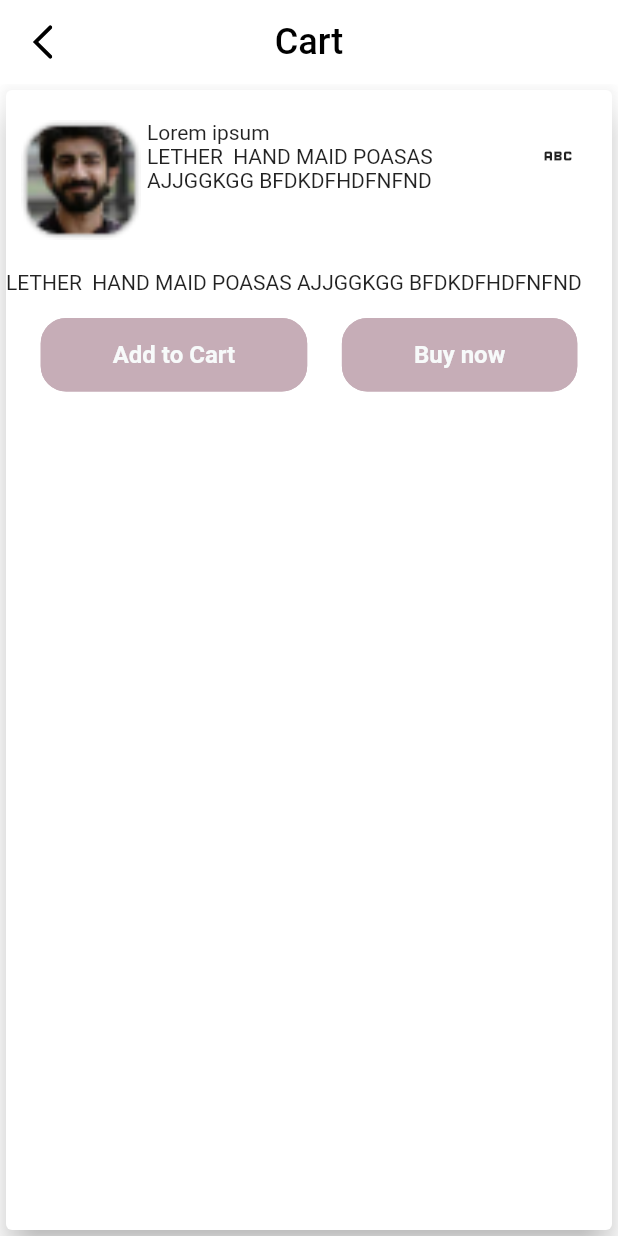
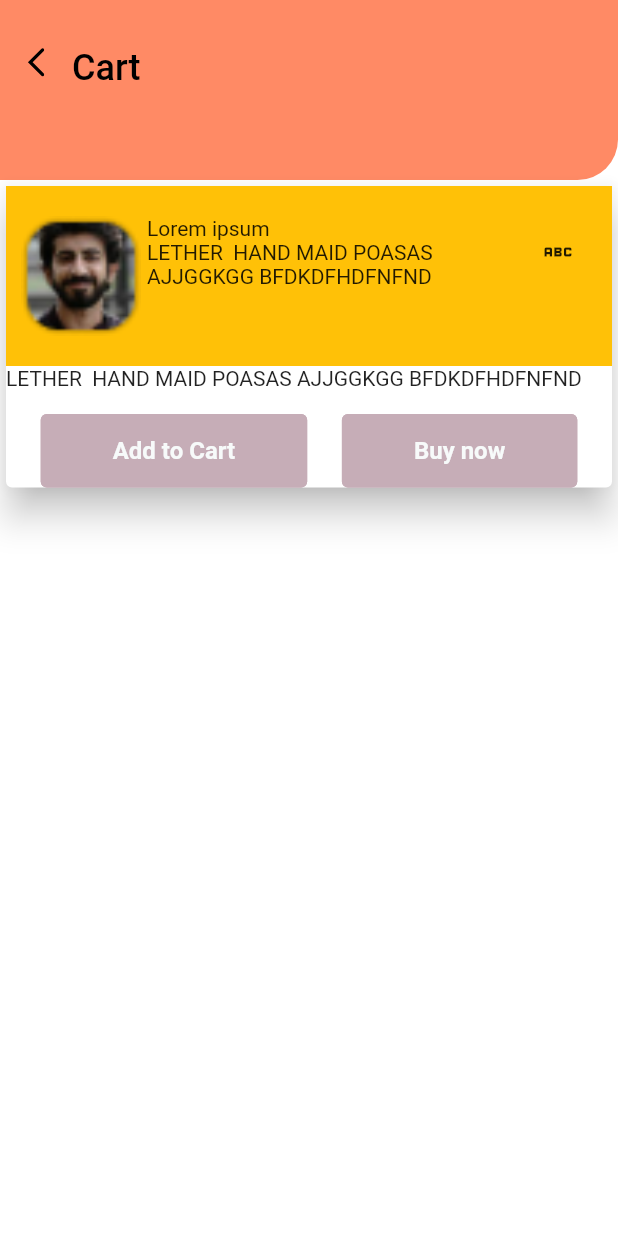
Before and after one commit to uniterested/uninterested, a Flutter app: the CommonContainer screen opened directly, on a phone screen of 412 x 824 dp. Run offline on Flutter 3.47's test engine with Material 2 defaults, Android fonts, the phone set to English and light mode, and no system bars; our stand-ins replace carousel_indicator, carousel_slider, flutter_screenutil, flutter_svg, get, google_fonts and 2 more; missing offline and left inert: adaptive_action_sheet; Roboto replaces fonts that are missing (SFPro).

```diff
--- a/lib/home/commonContainer.dart
+++ b/lib/home/commonContainer.dart
@@ -1,6 +1,8 @@
 import 'package:flutter/material.dart';
 import 'package:uninterested/utilities/AppColor.dart';
+import 'package:uninterested/utilities/AppColorStyle.dart';
 import 'package:uninterested/utilities/app_back_button.dart';
+import 'package:uninterested/utilities/app_bar.dart';
 import 'package:uninterested/utilities/app_leading_app_bar.dart';
 import 'package:uninterested/utilities/app_text_fitted_elevated_button.dart';
 
@@ -11,12 +13,14 @@ class CommonContainer extends StatelessWidget {
   Widget build(BuildContext context) {
     return Scaffold(
         backgroundColor: AppColorPallet.white,
-        appBar: AppLeadingAppBar(
+        body:Column(children:[App_bar(
           leading: AppBackButton(),
-          title: "Cart",
-          background: AppColorPallet.white,
+          title: Text("Cart",style: AppTextStyle.sfpro(
+            fontSize: 24,
+            fontWeight: FontWeight.w500
+          ),),
         ),
-        body: CommonContainer2());
+        const CommonContainer2()]));
   }
 
   // Container buutoncontainer(String tittle) {
@@ -45,6 +49,7 @@ class CommonContainer2 extends StatelessWidget {
         crossAxisAlignment: CrossAxisAlignment.start,
         children: [
           Container(
+            color: Colors.amber,
             padding: EdgeInsets.all(10),
             height: 120,
             width: double.infinity,
--- a/lib/main.dart
+++ b/lib/main.dart
@@ -1,10 +1,13 @@
 import 'package:flutter/material.dart';
+import 'package:uninterested/home/commonContainer.dart';
 import 'package:uninterested/home/dashboard.dart';
+import 'package:uninterested/home/notification.dart';
 import 'package:uninterested/home/product.dart';
 import 'package:uninterested/intro/main_page.dart';
 import 'package:uninterested/login/log_in.dart';
 import 'package:uninterested/login/otp_screen.dart';
 import 'package:uninterested/modules/description/view/description_view.dart';
+import 'package:uninterested/utilities/app_bar.dart';
 
 import 'home/profile_screen.dart';
 
@@ -24,7 +27,8 @@ class MyApp extends StatelessWidget {
         fontFamily: 'SFPro',
         // primarySwatch: Colors.blue,
       ),
-      home: OtpScreen(),
+      home: const CommonContainer(),
+
     );
   }
 }
--- a/lib/utilities/AppColor.dart
+++ b/lib/utilities/AppColor.dart
@@ -54,4 +54,6 @@ class AppColorPallet {
   static const Color txt_fld_border=Color(0xFFEBEBEB);
 //
 static const Color orange3=Color(0xFFFF8A65);
+static const Color grey_=Color(0xFFA5A5A5);
+static const Color listtilegrey=Color(0xFFD9D9D9);
 }
--- a/lib/utilities/app_back_button.dart
+++ b/lib/utilities/app_back_button.dart
@@ -13,7 +13,7 @@ class AppBackButton extends StatelessWidget {
           AppLeadingIcons.back,
           color: AppColorPallet.black,
           height: 23,
-          width: 23,
+          width: 11.5,
         ),
         onTap: () => Navigator.pop(context),
       ),
--- /dev/null
+++ b/lib/utilities/app_bar.dart
@@ -0,0 +1,56 @@
+import 'package:flutter/material.dart';
+import 'package:uninterested/utilities/AppColor.dart';
+
+
+ class App_bar extends StatelessWidget {
+  final Widget? leading;
+  final Widget? title;
+  const App_bar({super.key,  this.leading,this.title,});
+
+  @override
+  Widget build(BuildContext context) {
+    return Container(
+        height:  120,
+        decoration: const BoxDecoration(
+          borderRadius: BorderRadius.only(bottomRight: Radius.circular(27)),
+       color: AppColorPallet.orange3 ),
+
+        child:SafeArea(
+          child: Row(children: [
+          Padding(
+            padding: const EdgeInsets.only(left: 18,bottom: 37),
+            child: leading,
+          ),
+          Padding(
+            padding: const EdgeInsets.only(left: 18.5,bottom:30 ),
+            child: title
+          )
+          ]),
+        ) ,
+      );
+
+
+  }
+}
+
+
+//  return Scaffold(
+//       body: Container(
+//         height:  120,
+//         decoration: const BoxDecoration(
+//           borderRadius: BorderRadius.only(bottomRight: Radius.circular(27)),
+//        color: AppColorPallet.orange3 ),
+
+//         child:Row(children: [
+//         Padding(
+//           padding: const EdgeInsets.only(left: 18,top: 31),
+//           child: AppBackButton()
+//         ),
+//         Padding(
+//           padding: const EdgeInsets.only(left: 18.5,top:30 ),
+//           child: Text("Notification",style:
+//           AppTextStyle.sfpro(fontSize: 24,fontWeight: FontWeight.w500),),
+//         )
+//         ]) ,
+//       ),
+//     );
--- a/lib/utilities/app_text_fitted_elevated_button.dart
+++ b/lib/utilities/app_text_fitted_elevated_button.dart
@@ -10,6 +10,7 @@ class AppTextFittedElevatedButton extends StatelessWidget {
   final TextStyle? textStyle;
   final double elevation;
   final bool expandAcrossWidth;
+  final OutlinedBorder? shape;
 
   const AppTextFittedElevatedButton({
     Key? key,
@@ -20,6 +21,7 @@ class AppTextFittedElevatedButton extends StatelessWidget {
     this.expandAcrossWidth = false,
     this.elevation = 0,
     this.textStyle,
+    this.shape,
   });
 
   @override
@@ -34,11 +36,7 @@ class AppTextFittedElevatedButton extends StatelessWidget {
           disabledForegroundColor: backgroundColor.withOpacity(0.38),
           disabledBackgroundColor: backgroundColor.withOpacity(0.12),
           elevation: elevation,
-          shape: RoundedRectangleBorder(
-            borderRadius: BorderRadius.circular(
-              17,
-            ),
-          ),
+          shape: shape,
           textStyle: textStyle ??
               AppTextStyle.sfpro(
                 color: AppColorPallet.white,
```
Also changed, not shown: lib/home/notification.dart (added, +98 -0 lines).
